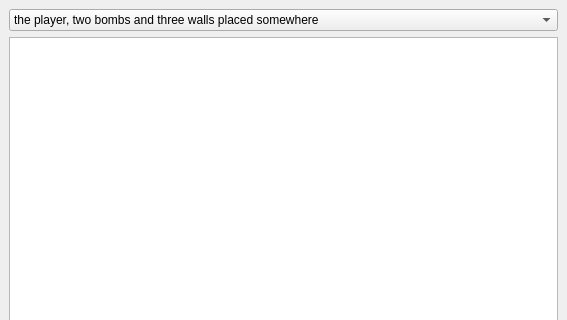
This is main/gui/mainwindowgraphictest.ui in benediktibk/bomberman as Qt 5 draws it before an edit; both pictures show x 0 to 567 and y 0 to 320 of the 567 by 463 pixel window. The edited form follows.
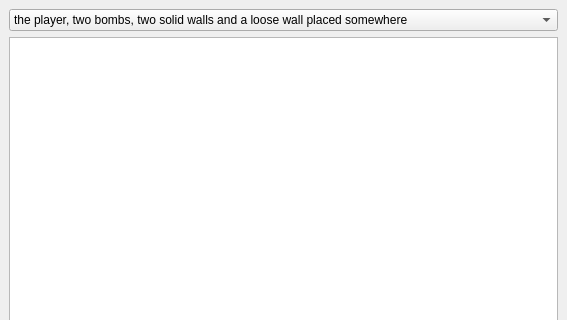
This is the edited form.

Commit message: added a loose Wall to GraphicTest.

Diff of the .ui file:
```diff
--- a/main/gui/mainwindowgraphictest.ui
+++ b/main/gui/mainwindowgraphictest.ui
@@ -29,7 +29,7 @@
      <widget class="QComboBox" name="comboBox">
       <item>
        <property name="text">
-        <string>the player, two bombs and three walls placed somewhere</string>
+        <string>the player, two bombs, two solid walls and a loose wall placed somewhere</string>
        </property>
       </item>
      </widget>
```
The commit also changes 1 other file.
